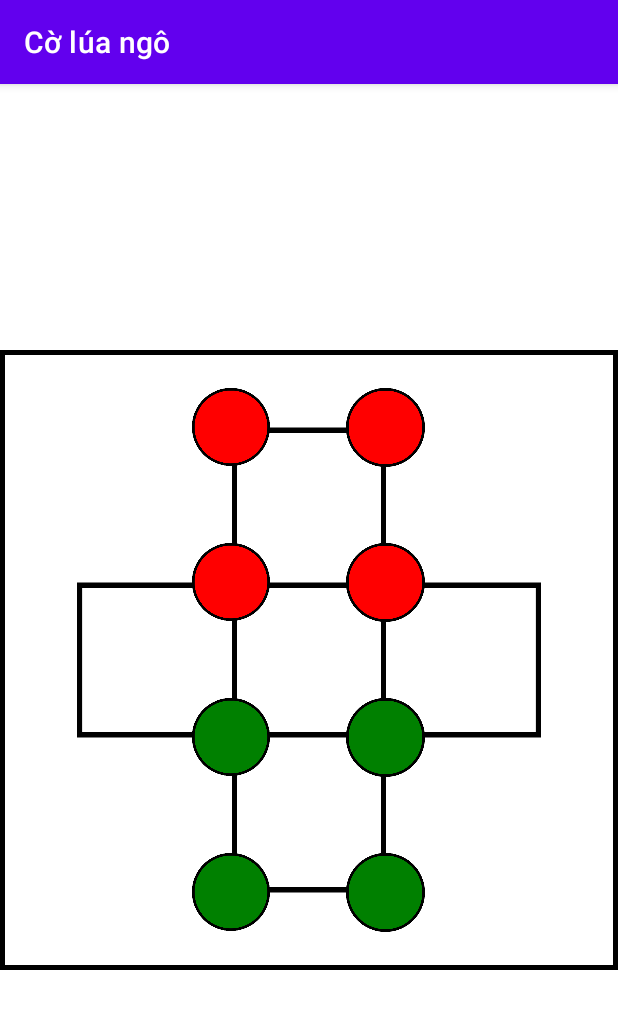
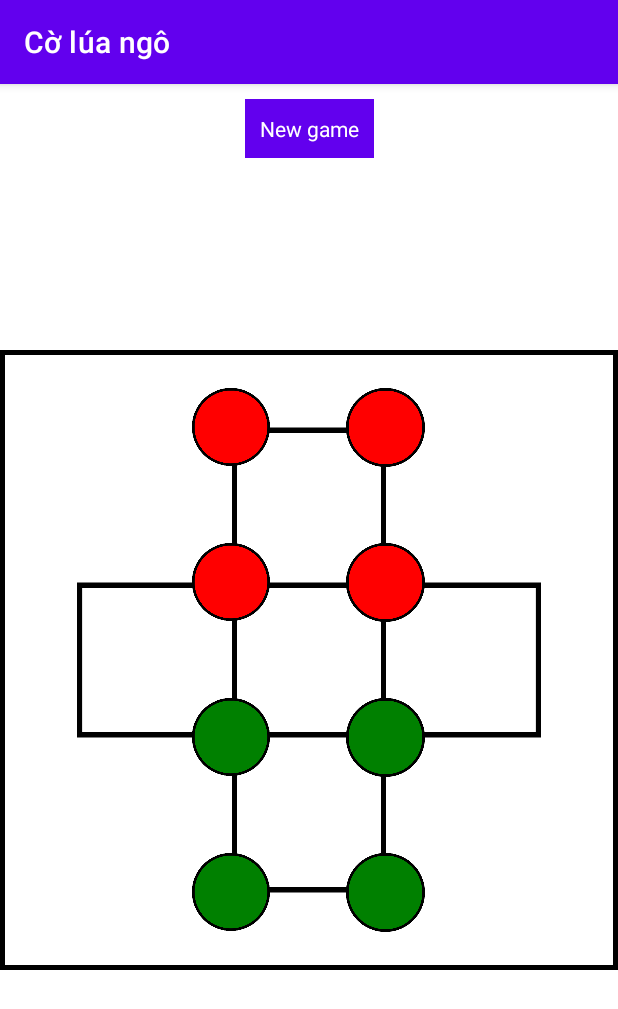
Before and after one commit to phuc2409/CoLuaNgo, an Android app: the screen it shows after launch (GameActivity), on a phone screen of 412 x 824 dp. Shown: the top 1009 px of the screen. Run offline under Robolectric (Android 15) with nearby library versions, the phone set to English and light mode, and no system bars.

Commit message:
Add new game button

```diff
--- a/app/src/main/java/com/coluango/view/game/GameActivity.kt
+++ b/app/src/main/java/com/coluango/view/game/GameActivity.kt
@@ -16,15 +16,22 @@ class GameActivity : BaseActivity() {
         setContentView(binding.root)
 
         initView()
+        handleListener()
     }
 
     override fun initView() {
-        supportFragmentManager.beginTransaction()
-            .replace(R.id.layoutChessBoard, ChessBoardFragment()).commit()
+        newGame()
     }
 
     override fun handleListener() {
+        binding.tvNewGame.setOnClickListener {
+            newGame()
+        }
+    }
 
+    private fun newGame() {
+        supportFragmentManager.beginTransaction()
+            .replace(R.id.layoutChessBoard, ChessBoardFragment()).commit()
     }
 
     override fun observeViewModel() {
--- a/app/src/main/res/layout/activity_game.xml
+++ b/app/src/main/res/layout/activity_game.xml
@@ -5,6 +5,19 @@
     android:layout_width="match_parent"
     android:layout_height="match_parent"
     tools:context=".view.game.GameActivity">
+
+    <TextView
+        android:id="@+id/tvNewGame"
+        android:layout_width="wrap_content"
+        android:layout_height="wrap_content"
+        android:layout_marginTop="10dp"
+        android:background="@color/purple_500"
+        android:padding="10dp"
+        android:text="@string/new_game"
+        android:textColor="@color/white"
+        app:layout_constraintEnd_toEndOf="parent"
+        app:layout_constraintStart_toStartOf="parent"
+        app:layout_constraintTop_toTopOf="parent" />
 
     <androidx.constraintlayout.widget.ConstraintLayout
         android:id="@+id/layoutChessBoard"
--- a/app/src/main/res/values/strings.xml
+++ b/app/src/main/res/values/strings.xml
@@ -2,4 +2,5 @@
     <string name="app_name">Cờ lúa ngô</string>
 
     <string name="image">Image</string>
+    <string name="new_game">New game</string>
 </resources>
```
